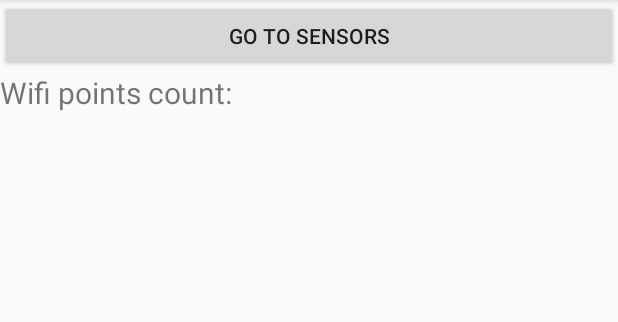
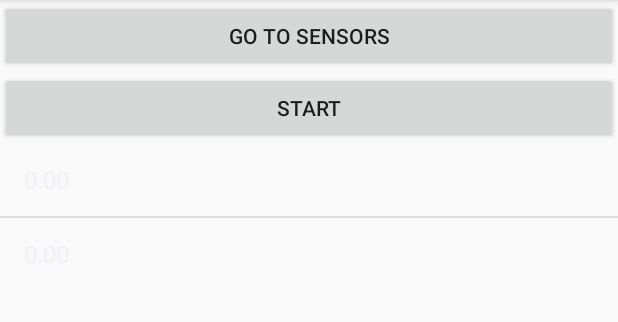
Before and after one commit to YuraStr/WifiScanner, an Android app: the screen it shows after launch (MainActivity), in the options menu, after a tap on "Refresh", on a phone screen of 412 x 824 dp, the part 84-406 px from its top. Run offline under Robolectric (Android 15) with nearby library versions, the phone set to English and light mode, and no system bars; 2 statements that could not run were skipped.

Commit message:
Almost draw

```diff
--- a/app/build.gradle
+++ b/app/build.gradle
@@ -25,5 +25,6 @@ dependencies {
         exclude group: 'com.android.support', module: 'support-annotations'
     })
     compile 'com.android.support:appcompat-v7:24.2.1'
+    compile 'com.android.support:design:24.2.1'
     testCompile 'junit:junit:4.12'
 }
--- a/app/src/main/java/com/example/yuras/thirdapp/MainActivity.java
+++ b/app/src/main/java/com/example/yuras/thirdapp/MainActivity.java
@@ -16,37 +16,48 @@ import android.view.Menu;
 import android.view.MenuItem;
 import android.view.View;
 import android.widget.ArrayAdapter;
-import android.widget.ListAdapter;
+import android.widget.Button;
 import android.widget.ListView;
 import android.widget.TextView;
 import android.widget.Toast;
 
 import java.util.ArrayList;
 import java.util.List;
+import java.util.Locale;
 
 public class MainActivity extends AppCompatActivity {
     private static final int PERMISSIONS_REQUEST_CODE_ACCESS_COARSE_LOCATION = 1001;
+    private static final int delay = 5000;
 
     WifiManager mainWifi;
     WifiReceiver wifiScanReceiver;
-    ListView listView;
-    TextView tv;
+    SensorsHandler sensorsHandler;
 
     Handler h;
+    Runnable scan;
+    Runnable orientation;
+    ArrayList<String> list;
+
+    Button startBtn;
+    Button stopBtn;
+
+    ListView lv;
 
     @Override
     protected void onCreate(Bundle savedInstanceState) {
         super.onCreate(savedInstanceState);
         setContentView(R.layout.activity_main);
 
-        listView = (ListView) findViewById(R.id.list);
-        tv = (TextView) findViewById(R.id.tv);
-        tv.setText(R.string.wifi_count);
-
         h = new Handler();
-        final int delay = 5000;
 
         mainWifi = (WifiManager) getSystemService(Context.WIFI_SERVICE);
+        sensorsHandler = new SensorsHandler(this);
+
+        startBtn = (Button) findViewById(R.id.start);
+        stopBtn = (Button) findViewById(R.id.stop);
+        lv = (ListView) findViewById(R.id.lv);
+
+        list = new ArrayList<>();
 
         wifiScanReceiver = new WifiReceiver();
         registerReceiver(wifiScanReceiver,
@@ -65,16 +76,29 @@ public class MainActivity extends AppCompatActivity {
                     PERMISSIONS_REQUEST_CODE_ACCESS_COARSE_LOCATION);
         }
 
-        h.postDelayed(new Runnable() {
+        scan = new Runnable() {
             @Override
             public void run() {
                 mainWifi.startScan();
                 Toast.makeText(getApplicationContext(), "Scanning",
                         Toast.LENGTH_SHORT).show();
+                h.postDelayed(scan, delay);
+            }
+        };
 
-                h.postDelayed(this, delay);
+        orientation = new Runnable() {
+            @Override
+            public void run() {
+                list.add(String.format(Locale.ENGLISH, "%.2f", sensorsHandler.getAzimuth()));
+
+                ArrayAdapter<String> adapter = new ArrayAdapter<>(getApplicationContext(),
+                        android.R.layout.simple_list_item_1, list);
+
+                lv.setAdapter(adapter);
+
+                h.postDelayed(orientation, 1000);
             }
-        }, delay);
+        };
     }
 
     public boolean onCreateOptionsMenu(Menu menu) {
@@ -91,6 +115,8 @@ public class MainActivity extends AppCompatActivity {
 
     protected void onPause() {
         unregisterReceiver(wifiScanReceiver);
+        h.removeCallbacks(scan);
+        h.removeCallbacks(orientation);
         super.onPause();
     }
 
@@ -111,11 +137,8 @@ public class MainActivity extends AppCompatActivity {
                     wifi_names.add(scanResults.get(i).SSID);
                 }
 
-                ListAdapter adapter = new ArrayAdapter<>(getApplicationContext(),
-                        android.R.layout.simple_list_item_1, wifi_names);
-
-                listView.setAdapter(adapter);
-                tv.setText("Wifi points count:" + " " + String.valueOf(scanResults.size()));
+                Toast.makeText(getApplicationContext(), "Received",
+                        Toast.LENGTH_SHORT).show();
             } else {
                 Toast.makeText(getApplicationContext(), "Cannot receive any wifi",
                         Toast.LENGTH_LONG).show();
@@ -137,4 +160,22 @@ public class MainActivity extends AppCompatActivity {
     public void gotoSensors(View view) {
         startActivity(new Intent(this, SensorsActivity.class));
     }
+
+    public void startScan(View view) {
+        h.post(scan);
+        h.post(orientation);
+        startBtn.setVisibility(View.GONE);
+        stopBtn.setVisibility(View.VISIBLE);
+    }
+
+    public void stopScan(View view) {
+        h.removeCallbacks(scan);
+        h.removeCallbacks(orientation);
+        startBtn.setVisibility(View.VISIBLE);
+        stopBtn.setVisibility(View.GONE);
+
+        Intent intent = new Intent(this, TrajectoryActivity.class);
+        intent.putStringArrayListExtra("directions", list);
+        startActivity(intent);
+    }
 }
--- a/app/src/main/java/com/example/yuras/thirdapp/SensorsActivity.java
+++ b/app/src/main/java/com/example/yuras/thirdapp/SensorsActivity.java
@@ -7,7 +7,6 @@ import android.hardware.Sensor;
 import android.hardware.SensorEvent;
 import android.hardware.SensorEventListener;
 import android.hardware.SensorManager;
-import android.support.v7.app.AppCompatActivity;
 import android.os.Bundle;
 import android.view.View;
 import android.widget.ArrayAdapter;
@@ -27,7 +26,6 @@ public class SensorsActivity extends Activity implements SensorEventListener {
     private final float[] mOrientationAngles = new float[3];
 
     List<String> mSensorsData;
-    ListAdapter adapter;
 
     ListView sensors_lv;
 
@@ -73,6 +71,10 @@ public class SensorsActivity extends Activity implements SensorEventListener {
         finish();
     }
 
+    public void gotoDrawing(View view) {
+        startActivity(new Intent(this, DrawingActivity.class));
+    }
+
     @Override
     public void onAccuracyChanged(Sensor sensor, int accuracy){}
 
--- /dev/null
+++ b/app/src/main/java/com/example/yuras/thirdapp/SensorsHandler.java
@@ -0,0 +1,79 @@
+package com.example.yuras.thirdapp;
+
+import android.content.Context;
+import android.hardware.Sensor;
+import android.hardware.SensorEvent;
+import android.hardware.SensorEventListener;
+import android.hardware.SensorManager;
+
+/**
+ * Created by yuras on 18.11.2016.
+ */
+
+public class SensorsHandler implements SensorEventListener {
+    private Context context;
+    private SensorManager sensorManager;
+
+    private final float[] mAccelerometerReading = new float[3];
+    private final float[] mMagnetometerReading = new float[3];
+
+    private final float[] mRotationMatrix = new float[9];
+    private final float[] mOrientationAngles = new float[3];
+
+    private double azimuth, pitch, roll;
+
+    public SensorsHandler(Context context) {
+        this.context = context;
+        sensorManager = (SensorManager) context.getSystemService(Context.SENSOR_SERVICE);
+
+        sensorManager.registerListener(this, sensorManager.getDefaultSensor(Sensor.TYPE_ACCELEROMETER),
+                SensorManager.SENSOR_DELAY_NORMAL, SensorManager.SENSOR_DELAY_UI);
+        sensorManager.registerListener(this, sensorManager.getDefaultSensor(Sensor.TYPE_MAGNETIC_FIELD),
+                SensorManager.SENSOR_DELAY_NORMAL, SensorManager.SENSOR_DELAY_UI);
+    }
+
+    @Override
+    public void onAccuracyChanged(Sensor sensor, int accuracy){}
+
+    @Override
+    public void onSensorChanged(SensorEvent event) {
+        if (event.sensor.getType() == Sensor.TYPE_ACCELEROMETER) {
+            System.arraycopy(event.values, 0, mAccelerometerReading,
+                    0, mAccelerometerReading.length);
+        }
+        if (event.sensor.getType() == Sensor.TYPE_MAGNETIC_FIELD) {
+            System.arraycopy(event.values, 0, mMagnetometerReading,
+                    0, mMagnetometerReading.length);
+        }
+
+        updateOrientationAngles();
+
+        azimuth = 180 * mOrientationAngles[0] / Math.PI + 180;
+        pitch = 180 * mOrientationAngles[1] / Math.PI + 180;
+        roll = 180 * mOrientationAngles[2] / Math.PI + 180;
+    }
+
+    private void updateOrientationAngles() {
+        SensorManager.getRotationMatrix(mRotationMatrix, null,
+                mAccelerometerReading, mMagnetometerReading);
+
+        SensorManager.getOrientation(mRotationMatrix, mOrientationAngles);
+    }
+
+    public double getAzimuth() {
+        return azimuth;
+    }
+
+    public double getPitch() {
+        return pitch;
+    }
+
+    public double getRoll() {
+        return roll;
+    }
+
+    protected void finalize() throws Throwable {
+        super.finalize();
+        sensorManager.unregisterListener(this);
+    }
+}
--- /dev/null
+++ b/app/src/main/java/com/example/yuras/thirdapp/TrajectoryActivity.java
@@ -0,0 +1,36 @@
+package com.example.yuras.thirdapp;
+
+import android.os.Bundle;
+import android.support.design.widget.FloatingActionButton;
+import android.support.design.widget.Snackbar;
+import android.support.v7.app.AppCompatActivity;
+import android.support.v7.widget.Toolbar;
+import android.view.View;
+import android.widget.ArrayAdapter;
+import android.widget.ListView;
+
+import java.util.ArrayList;
+
+public class TrajectoryActivity extends AppCompatActivity {
+    ListView listView;
+
+    @Override
+    protected void onCreate(Bundle savedInstanceState) {
+        super.onCreate(savedInstanceState);
+        setContentView(R.layout.activity_trajectory);
+        Toolbar toolbar = (Toolbar) findViewById(R.id.toolbar);
+        setSupportActionBar(toolbar);
+
+        getSupportActionBar().setDisplayHomeAsUpEnabled(true);
+
+        listView = (ListView) findViewById(R.id.list);
+
+        ArrayList<String> arrayList = new ArrayList<>();
+        arrayList.addAll(getIntent().getExtras().getStringArrayList("directions"));
+
+        ArrayAdapter<String> adapter = new ArrayAdapter<>(this,
+                android.R.layout.simple_list_item_1, arrayList);
+        listView.setAdapter(adapter);
+    }
+
+}
--- a/app/src/main/res/layout/activity_main.xml
+++ b/app/src/main/res/layout/activity_main.xml
@@ -12,14 +12,23 @@
         android:layout_height="wrap_content"
         android:onClick="gotoSensors"/>
 
-    <TextView
-        android:id="@+id/tv"
-        android:layout_width="wrap_content"
+    <Button
+        android:id="@+id/start"
+        android:text="@string/start"
+        android:layout_width="match_parent"
         android:layout_height="wrap_content"
-        android:textSize="20sp"/>
+        android:onClick="startScan" />
+
+    <Button
+        android:id="@+id/stop"
+        android:text="@string/stop"
+        android:visibility="gone"
+        android:layout_width="match_parent"
+        android:layout_height="wrap_content"
+        android:onClick="stopScan" />
 
     <ListView
-        android:id="@+id/list"
+        android:id="@+id/lv"
         android:layout_width="match_parent"
         android:layout_height="wrap_content" />
 </LinearLayout>
--- /dev/null
+++ b/app/src/main/res/values-v21/styles.xml
@@ -0,0 +1,9 @@
+<resources>
+
+    <style name="AppTheme.NoActionBar">
+        <item name="windowActionBar">false</item>
+        <item name="windowNoTitle">true</item>
+        <item name="android:windowDrawsSystemBarBackgrounds">true</item>
+        <item name="android:statusBarColor">@android:color/transparent</item>
+    </style>
+</resources>
--- a/app/src/main/res/values/dimens.xml
+++ b/app/src/main/res/values/dimens.xml
@@ -2,4 +2,5 @@
     <!-- Default screen margins, per the Android Design guidelines. -->
     <dimen name="activity_horizontal_margin">16dp</dimen>
     <dimen name="activity_vertical_margin">16dp</dimen>
+    <dimen name="fab_margin">16dp</dimen>
 </resources>
--- a/app/src/main/res/values/strings.xml
+++ b/app/src/main/res/values/strings.xml
@@ -4,4 +4,8 @@
     <string name="edit_message">Edit message</string>
     <string name="goto_sensors">Go to sensors</string>
     <string name="goto_wifi">Go to Wifi</string>
+    <string name="goto_drawing">Go to Drawing</string>
+    <string name="start">Start</string>
+    <string name="stop">Stop</string>
+    <string name="title_activity_trajectory">TrajectoryActivity</string>
 </resources>
--- a/app/src/main/res/values/styles.xml
+++ b/app/src/main/res/values/styles.xml
@@ -8,4 +8,13 @@
         <item name="colorAccent">@color/colorAccent</item>
     </style>
 
+    <style name="AppTheme.NoActionBar">
+        <item name="windowActionBar">false</item>
+        <item name="windowNoTitle">true</item>
+    </style>
+
+    <style name="AppTheme.AppBarOverlay" parent="ThemeOverlay.AppCompat.Dark.ActionBar" />
+
+    <style name="AppTheme.PopupOverlay" parent="ThemeOverlay.AppCompat.Light" />
+
 </resources>
```
Also changed, not shown: app/src/main/AndroidManifest.xml (+11 -1 lines), app/src/main/java/com/example/yuras/thirdapp/DrawingActivity.java (added, +106 -0 lines), app/src/main/res/layout/activity_drawing.xml (added, +30 -0 lines), app/src/main/res/layout/activity_sensors.xml (+8 -0 lines), app/src/main/res/layout/activity_trajectory.xml (added, +32 -0 lines), app/src/main/res/layout/content_trajectory.xml (added, +16 -0 lines), 3 other files.
